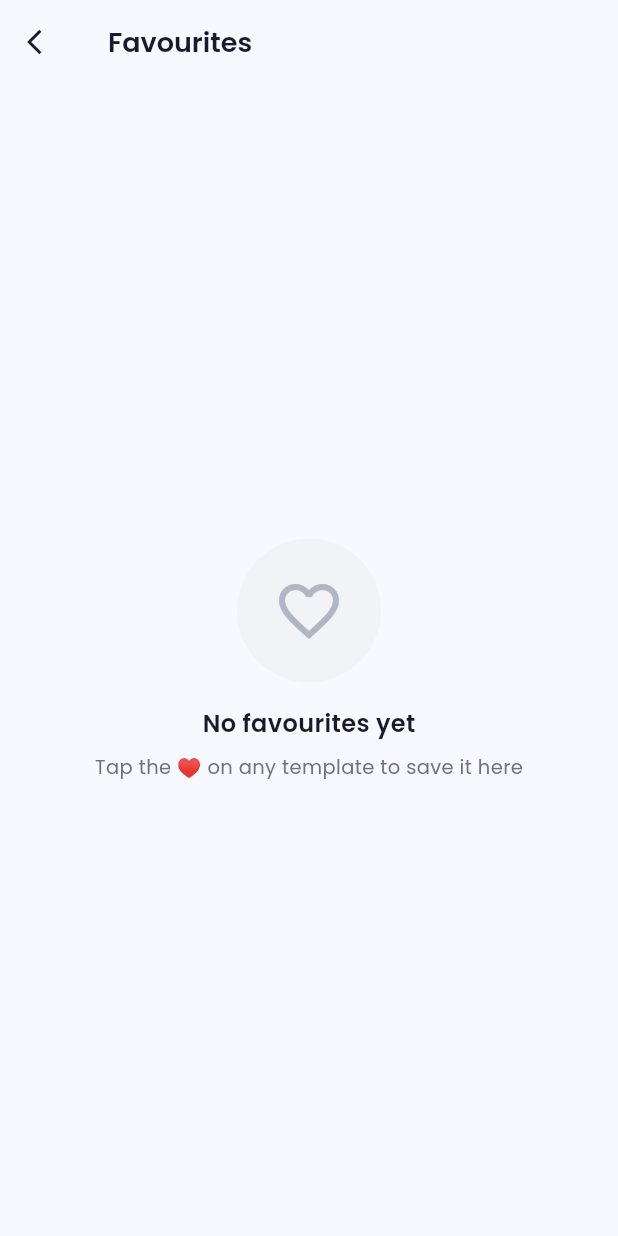
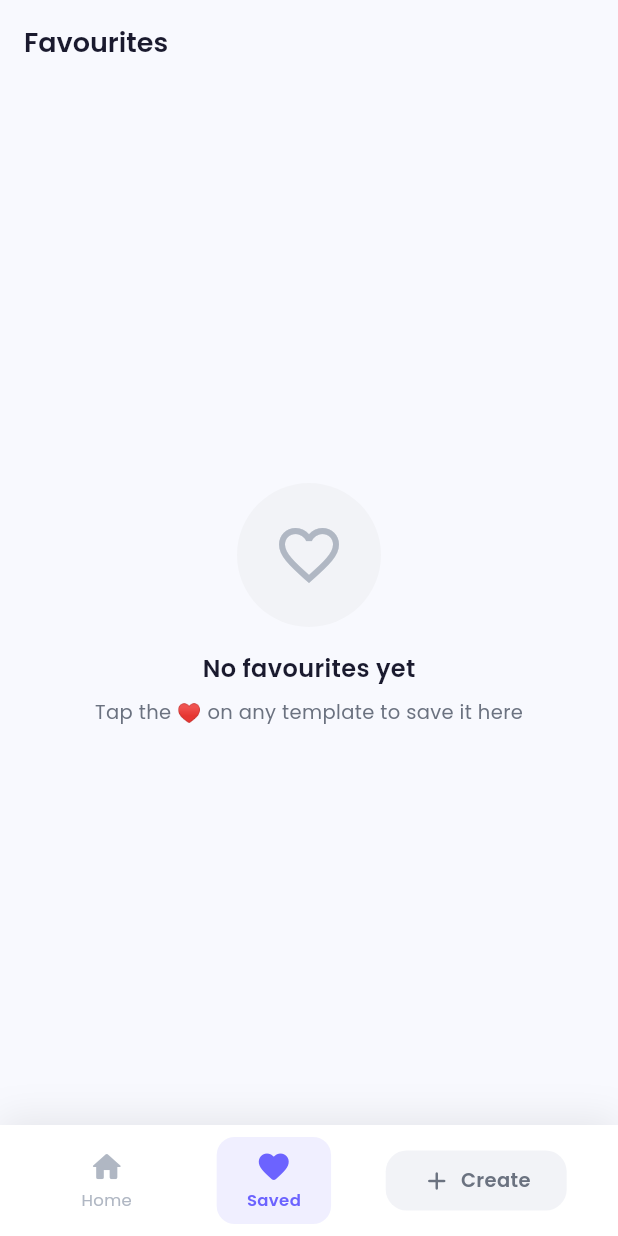
Before and after one commit to harshyadavDeveloper/status_hub, a Flutter app: the screen it shows after launch, scrolled down 576 dp, after a tap on the "favorite" icon, on a phone screen of 412 x 824 dp. Run offline on Flutter 3.47's test engine with Material 3 defaults, Android fonts, the phone set to English and light mode, and no system bars; our stand-ins replace cached_network_image, firebase_core, firebase_remote_config, google_fonts, share_plus; missing offline and left inert: saver_gallery; accounts and stored records are empty.

Commit message:
handled navigation correctly

```diff
--- a/lib/main.dart
+++ b/lib/main.dart
@@ -12,7 +12,7 @@ import 'screens/editor/create_screen.dart';
 
 void main() async {
   WidgetsFlutterBinding.ensureInitialized();
- try {
+  try {
     await Firebase.initializeApp();
     print("✅ Firebase Connected");
   } catch (e) {
@@ -49,14 +49,14 @@ class MainShell extends StatefulWidget {
   const MainShell({super.key});
 
   @override
-  State<MainShell> createState() => _MainShellState();
+  State<MainShell> createState() => MainShellState();
 }
 
-class _MainShellState extends State<MainShell> {
+class MainShellState extends State<MainShell> {
   int _currentIndex = 0;
 
-  final List<Widget> _screens = const [
-    HomeScreen(),
+  late final List<Widget> _screens = [
+    HomeScreen(onTabChange: switchTab),
     FavoritesScreen(),
     CreateScreen(),
   ];
--- a/lib/screens/editor/create_screen.dart
+++ b/lib/screens/editor/create_screen.dart
@@ -130,14 +130,7 @@ class _CreateScreenState extends State<CreateScreen> {
     return AppBar(
       backgroundColor: AppColors.background,
       elevation: 0,
-      leading: IconButton(
-        icon: const Icon(
-          Icons.arrow_back_ios,
-          color: AppColors.textPrimary,
-          size: 20,
-        ),
-        onPressed: () => Navigator.pop(context),
-      ),
+
       title: Text(
         'Create Status',
         style: GoogleFonts.poppins(
--- a/lib/screens/favorites/favorites_screen.dart
+++ b/lib/screens/favorites/favorites_screen.dart
@@ -17,14 +17,6 @@ class FavoritesScreen extends StatelessWidget {
       appBar: AppBar(
         backgroundColor: AppColors.background,
         elevation: 0,
-        leading: IconButton(
-          icon: const Icon(
-            Icons.arrow_back_ios,
-            color: AppColors.textPrimary,
-            size: 20,
-          ),
-          onPressed: () => Navigator.pop(context),
-        ),
         title: Text(
           'Favourites',
           style: GoogleFonts.poppins(
--- a/lib/screens/home/home_screen.dart
+++ b/lib/screens/home/home_screen.dart
@@ -2,7 +2,7 @@ import 'package:flutter/material.dart';
 import 'package:provider/provider.dart';
 import 'package:google_fonts/google_fonts.dart';
 import 'package:status_hub/data/remote_config_service.dart';
-import 'package:status_hub/screens/favorites/favorites_screen.dart';
+import 'package:status_hub/main.dart';
 import '../../core/constants/app_colors.dart';
 import '../../data/dummy_templates.dart';
 import '../../providers/template_provider.dart';
@@ -11,7 +11,8 @@ import '../../widgets/template_card.dart';
 import '../editor/editor_screen.dart';
 
 class HomeScreen extends StatefulWidget {
-  const HomeScreen({super.key});
+  final Function(int) onTabChange;
+  const HomeScreen({super.key, required this.onTabChange});
 
   @override
   State<HomeScreen> createState() => _HomeScreenState();
@@ -21,9 +22,9 @@ class _HomeScreenState extends State<HomeScreen> {
   @override
   void initState() {
     super.initState();
-    Future.microtask(() =>
-        context.read<TemplateProvider>().loadTrending());
+    Future.microtask(() => context.read<TemplateProvider>().loadTrending());
   }
+
   @override
   Widget build(BuildContext context) {
     return Scaffold(
@@ -40,7 +41,6 @@ class _HomeScreenState extends State<HomeScreen> {
           ],
         ),
       ),
-      // floatingActionButton: _buildFAB(context),
     );
   }
 
@@ -85,10 +85,7 @@ class _HomeScreenState extends State<HomeScreen> {
             child: IconButton(
               icon: const Icon(Icons.favorite, color: AppColors.accent),
               onPressed: () {
-                Navigator.push(
-                  context,
-                  MaterialPageRoute(builder: (_) => const FavoritesScreen()),
-                );
+                context.findAncestorStateOfType<MainShellState>()?.switchTab(1);
               },
             ),
           ),
@@ -314,7 +311,10 @@ Widget _buildTrendingCard(BuildContext context, TrendingSection section) {
               right: 0,
               child: Center(
                 child: Container(
-                padding: const EdgeInsets.symmetric(horizontal: 8, vertical: 3),
+                  padding: const EdgeInsets.symmetric(
+                    horizontal: 8,
+                    vertical: 3,
+                  ),
                   decoration: BoxDecoration(
                     color: Colors.black.withOpacity(0.25),
                     borderRadius: BorderRadius.circular(20),
```
Lines whose indentation alone changed are shown as unchanged.
